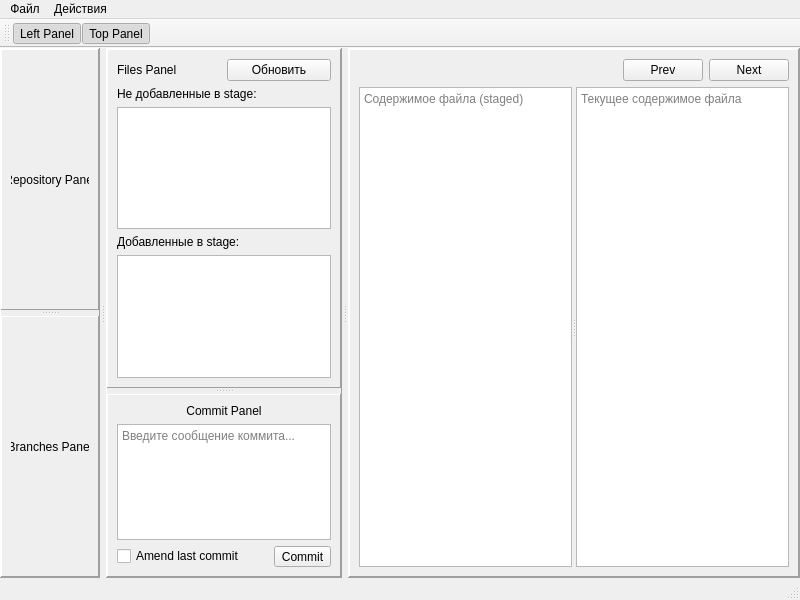
First picture: the form in commit_craft/mainwindow.ui, repository CJayM/CommitCraft, before the edit.
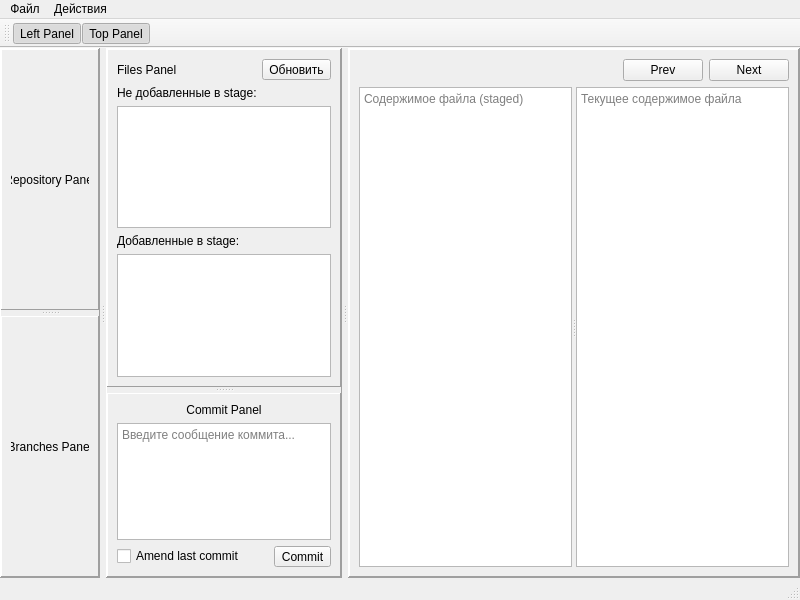
Second picture: the form after the edit.

Commit message: Refresh сделан Экшеном

What changed in the file:
```diff
--- a/commit_craft/mainwindow.ui
+++ b/commit_craft/mainwindow.ui
@@ -219,10 +219,13 @@
                </widget>
               </item>
               <item>
-               <widget class="QPushButton" name="refreshButton">
+               <widget class="QToolButton" name="refreshButton">
                 <property name="text">
                  <string>Обновить</string>
                 </property>
+                <property name="toolButtonStyle">
+                 <enum>Qt::ToolButtonTextOnly</enum>
+                </property>
                </widget>
               </item>
              </layout>
```
Left out of the diff: 20 changed lines with no effect on the pictures. The commit also changes 1 other file.
